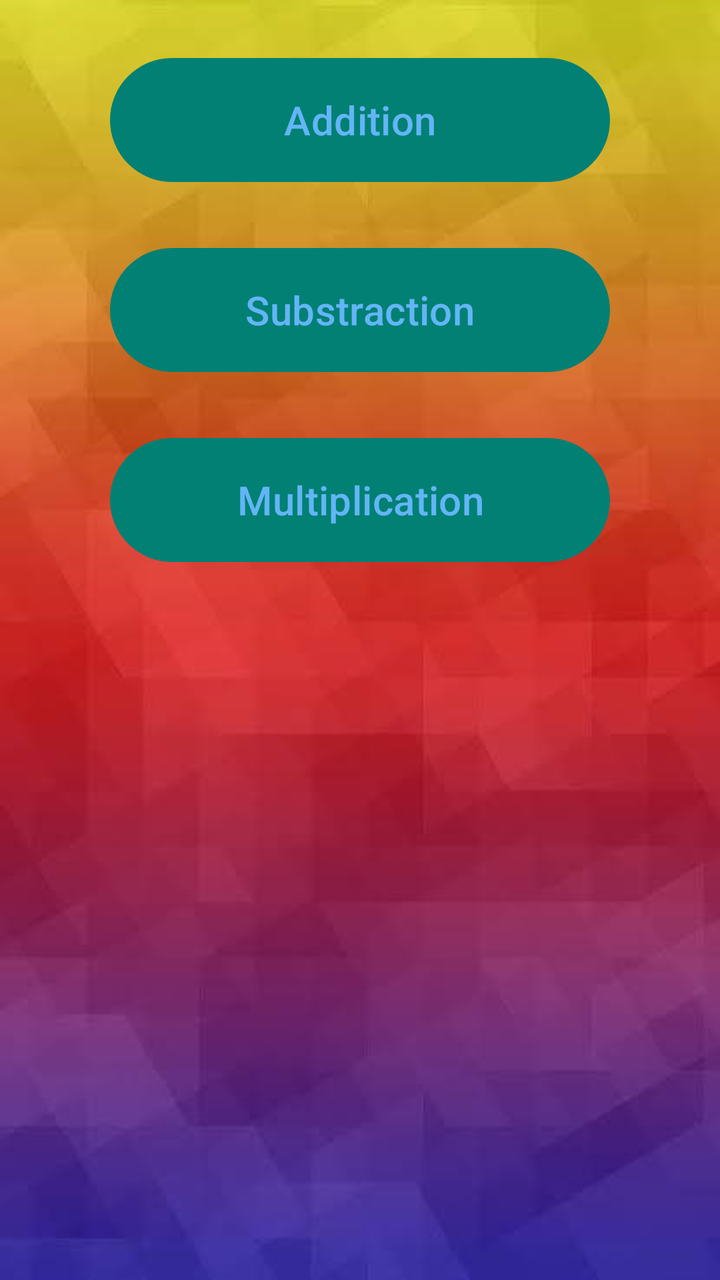
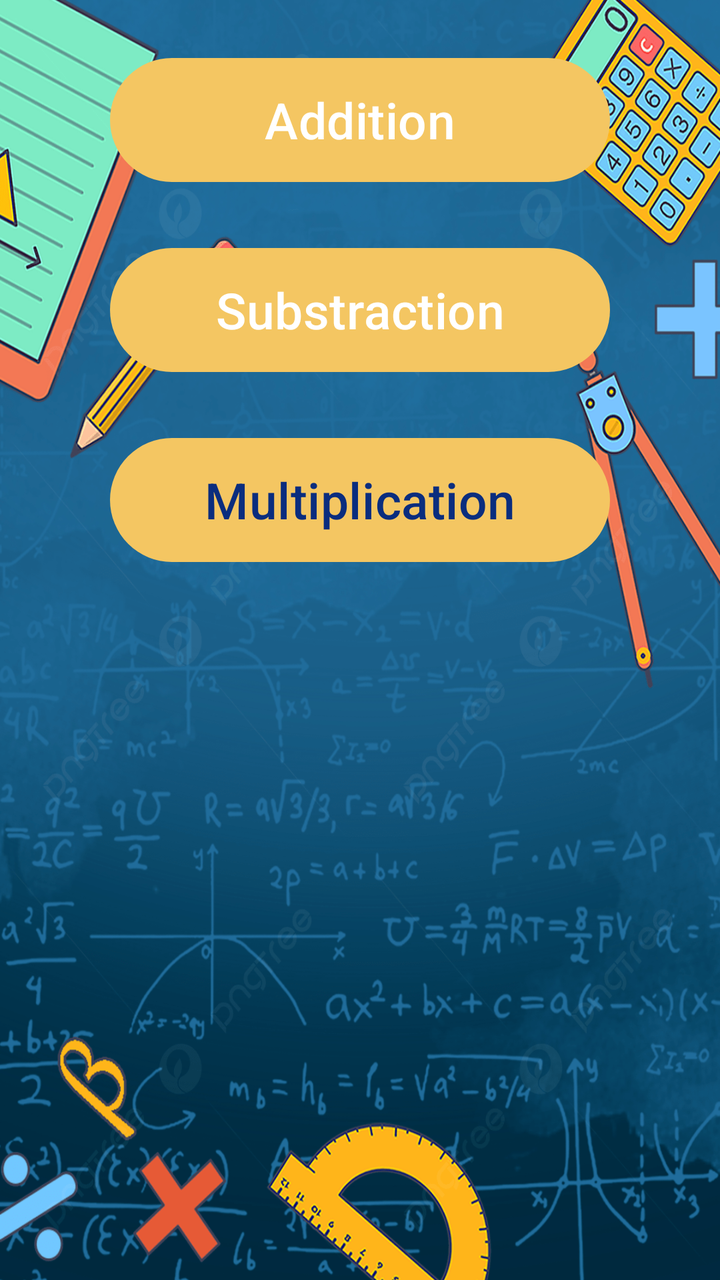

An Android layout rendered at two revisions. The XML below is the earlier revision; the diff shows what the commit changed to produce the second picture.
<!-- AndroidManifest.xml: application theme Theme.MathfunGame -->
<!-- res/layout/activity_main.xml -->
<?xml version="1.0" encoding="utf-8"?>
<LinearLayout xmlns:android="http://schemas.android.com/apk/res/android"
    xmlns:tools="http://schemas.android.com/tools"
    android:id="@+id/main"
    android:layout_width="match_parent"
    android:layout_height="match_parent"
    android:layout_marginTop="28dp"
    android:background="@drawable/ic_background"
    android:gravity="center_horizontal"
    android:orientation="vertical"
    tools:context=".MainActivity">

    <Button
        android:id="@+id/add"
        android:layout_width="250dp"
        android:layout_height="70dp"
        android:layout_marginTop="25dp"
        android:text="Addition"
        android:textSize="20sp"
        />

    <Button
        android:id="@+id/sub"
        android:layout_width="250dp"
        android:layout_height="70dp"
        android:layout_marginTop="25dp"
        android:text="Substraction"
        android:textSize="20sp" />

    <Button
        android:id="@+id/multiply"
        android:layout_width="250dp"
        android:layout_height="70dp"
        android:layout_marginTop="25dp"
        android:text="Multiplication"
        android:textSize="20sp" />


</LinearLayout>
<!-- resources referenced by this layout -->
<resources>
  <!-- drawable ic_background: jpg bitmap (drawable, 9418 bytes) -->
  <style name="Theme.MathfunGame" parent="Base.Theme.MathfunGame" />
  <style name="Base.Theme.MathfunGame" parent="Theme.Material3.DayNight.NoActionBar">
          
           <item name="colorPrimary">@color/green</item>
           <item name="colorSecondary">@color/blue</item>
           <item name="colorOnPrimary">@color/iceblue</item>
      </style>
  <color name="green">#028074</color>
  <color name="blue">#0479D6</color>
  <color name="iceblue">#63B5F6</color>
</resources>

<!-- the commit's change to res/layout/activity_main.xml (unified diff, before → after) -->
@@ -5,7 +5,7 @@
     android:layout_width="match_parent"
     android:layout_height="match_parent"
     android:layout_marginTop="28dp"
-    android:background="@drawable/ic_background"
+    android:background="@drawable/ic_ce"
     android:gravity="center_horizontal"
     android:orientation="vertical"
     tools:context=".MainActivity">
@@ -16,7 +16,8 @@
         android:layout_height="70dp"
         android:layout_marginTop="25dp"
         android:text="Addition"
-        android:textSize="20sp"
+        android:textSize="25sp"
+        android:textColor="@color/white"
         />
 
     <Button
@@ -25,7 +26,9 @@
         android:layout_height="70dp"
         android:layout_marginTop="25dp"
         android:text="Substraction"
-        android:textSize="20sp" />
+        android:textSize="25sp"
+        android:textColor="@color/white"
+        />
 
     <Button
         android:id="@+id/multiply"
@@ -33,7 +36,9 @@
         android:layout_height="70dp"
         android:layout_marginTop="25dp"
         android:text="Multiplication"
-        android:textSize="20sp" />
+        android:textSize="25sp"
+        android:textColor="#0A2D7E"
+        />
 
 
 </LinearLayout>
<!-- resource entries referenced after the edit -->
@@ -1,6 +1,7 @@
 <!-- resources referenced by this layout -->
 <resources>
-  <!-- drawable ic_background: jpg bitmap (drawable, 9418 bytes) -->
+  <color name="white">#FFFFFFFF</color>
+  <!-- drawable ic_ce: jpg bitmap (drawable, 519120 bytes) -->
   <style name="Theme.MathfunGame" parent="Base.Theme.MathfunGame" />
   <style name="Base.Theme.MathfunGame" parent="Theme.Material3.DayNight.NoActionBar">
           
@@ -8,7 +9,7 @@
            <item name="colorSecondary">@color/blue</item>
            <item name="colorOnPrimary">@color/iceblue</item>
       </style>
-  <color name="green">#028074</color>
+  <color name="green">#F4C662</color>
   <color name="blue">#0479D6</color>
   <color name="iceblue">#63B5F6</color>
 </resources>
